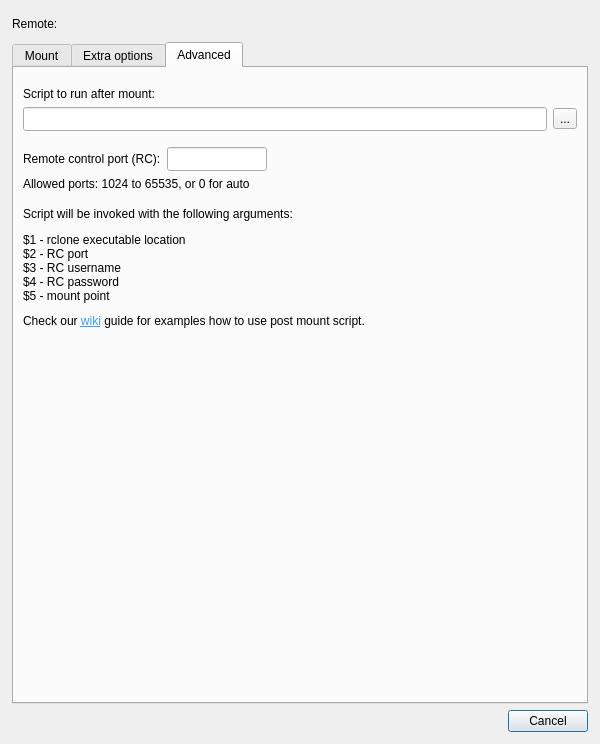
Old version of the form src/mount_dialog.ui in the repository manprint/RcloneBrowser.
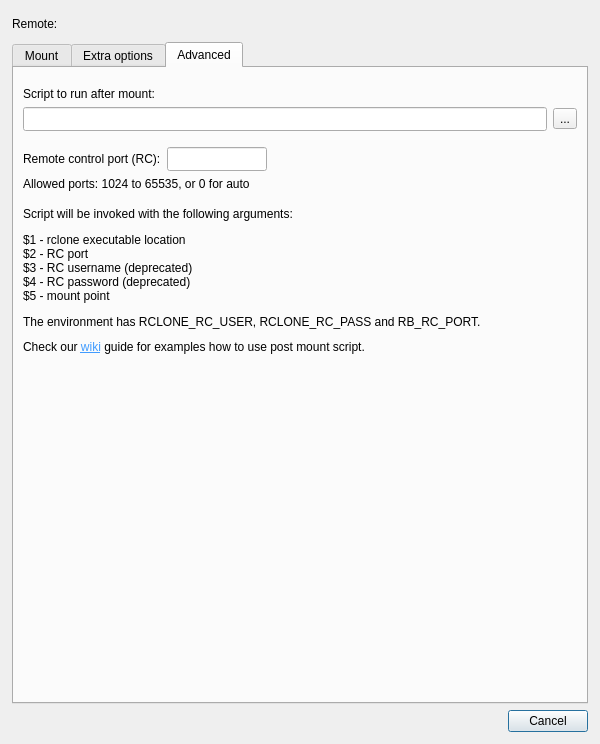
New version of the form. The open tabs and pages were chosen to show the change.

Commit message: phase(5): close rc backend core phase

Patch:
```diff
--- a/src/mount_dialog.ui
+++ b/src/mount_dialog.ui
@@ -760,7 +760,7 @@
        <item>
         <widget class="QLabel" name="label_8">
          <property name="text">
-          <string>&lt;html&gt;&lt;head/&gt;&lt;body&gt;&lt;p&gt;Script will be invoked with the following arguments:&lt;/p&gt;&lt;p&gt;$1 - rclone executable location&lt;br/&gt;$2 - RC port&lt;br/&gt;$3 - RC username&lt;br/&gt;$4 - RC password&lt;br/&gt;$5 - mount point&lt;/p&gt;&lt;/body&gt;&lt;/html&gt;</string>
+          <string>&lt;html&gt;&lt;head/&gt;&lt;body&gt;&lt;p&gt;Script will be invoked with the following arguments:&lt;/p&gt;&lt;p&gt;$1 - rclone executable location&lt;br/&gt;$2 - RC port&lt;br/&gt;$3 - RC username (deprecated)&lt;br/&gt;$4 - RC password (deprecated)&lt;br/&gt;$5 - mount point&lt;/p&gt;&lt;p&gt;The environment has RCLONE_RC_USER, RCLONE_RC_PASS and RB_RC_PORT.&lt;/p&gt;&lt;/body&gt;&lt;/html&gt;</string>
          </property>
         </widget>
        </item>
```
The commit also changes 2 other files.
